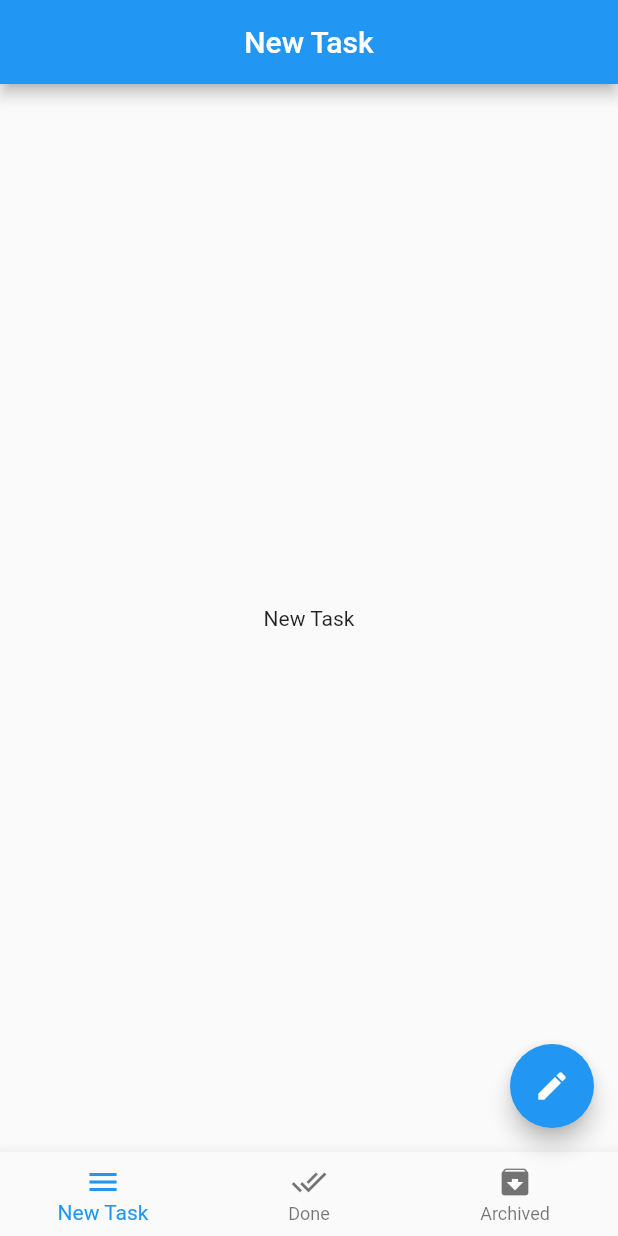
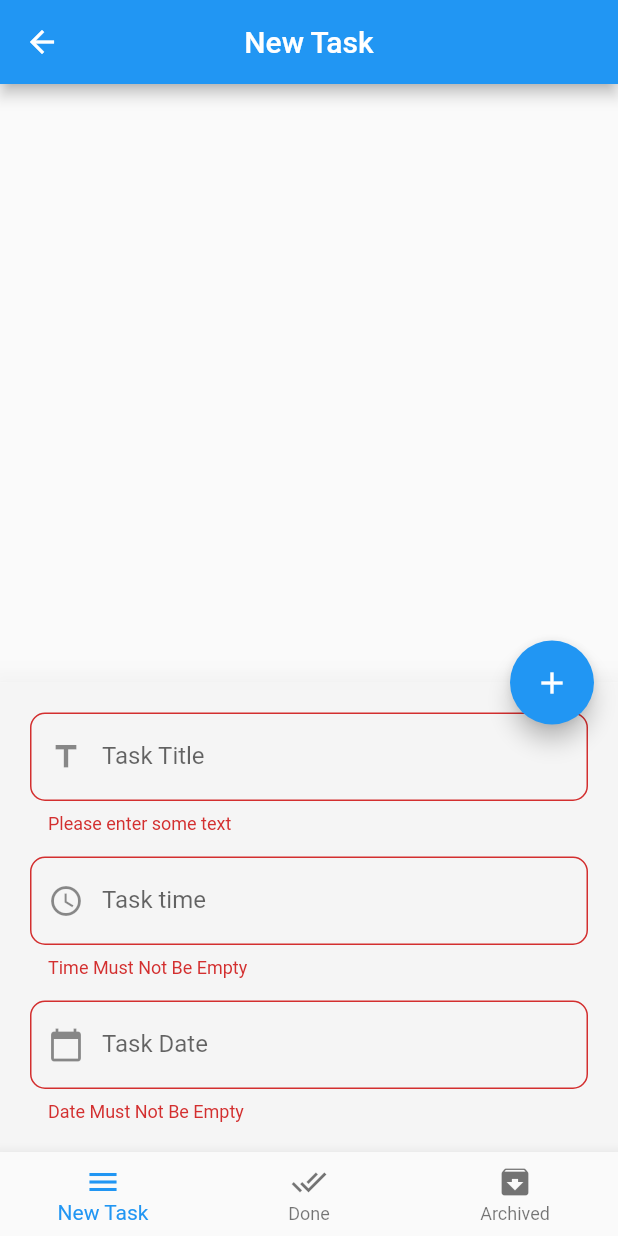
Before and after one commit to amrNaser99/Todo-App, a Flutter app: the screen it shows after launch, after a tap on the "edit" icon, after a tap on the "add" icon, on a phone screen of 412 x 824 dp. Run offline on Flutter 3.47's test engine with Material 2 defaults, Android fonts, the phone set to English and light mode, and no system bars; our stand-ins replace sqflite; accounts and stored records are empty.

Commit message:
Fix Date issue using intl package & get Data From Database & show Data in Separated ListView

```diff
--- a/lib/Module/new_task/new_task.dart
+++ b/lib/Module/new_task/new_task.dart
@@ -1,4 +1,5 @@
 import 'package:flutter/material.dart';
+import 'package:todo/shared/componends/contants.dart';
 
 class NewTaskScrean extends StatelessWidget {
   const NewTaskScrean({Key? key}) : super(key: key);
@@ -7,15 +8,53 @@ class NewTaskScrean extends StatelessWidget {
 
   @override
   Widget build(BuildContext context) {
-    return Center(
-      child: Column(
-        mainAxisAlignment: MainAxisAlignment.center,
-        children: [
-          Text(
-            'New Task'
+    return ListView.separated(
+        itemBuilder: (context,index) => Padding(
+          padding: const EdgeInsets.all(20.0),
+          child: Row(
+            children: [
+              CircleAvatar(
+                radius: 40.0,
+                child: Text(
+                    '04:00 PM'
+                ),
+              ),
+              SizedBox(
+                width: 20.0,
+              ),
+              Column(
+                mainAxisSize: MainAxisSize.min,
+                crossAxisAlignment: CrossAxisAlignment.start,
+                children: [
+                  Text(
+                    'Task Title',
+                    style: TextStyle(
+                        fontSize: 30.0,
+                        fontWeight: FontWeight.bold
+                    ),
+                  ),
+                  SizedBox(
+                    height: 5.0,
+                  ),
+                  Text(
+                    'Task Date',
+
+                  ),
+                ],
+              ),
+            ],
           ),
-        ],
-      ),
-    );
+        ),
+        separatorBuilder: (context,index) => Padding(
+          padding: const EdgeInsets.symmetric(
+              horizontal: 20.0,
+          ),
+          child: Container(
+            width: double.infinity,
+            height: 1.0,
+            color: Colors.grey[300],
+          ),
+        ),
+        itemCount: tasks!.length);
   }
 }
--- a/lib/layout/home_layout.dart
+++ b/lib/layout/home_layout.dart
@@ -5,6 +5,8 @@ import 'package:todo/Module/archieve/archieve.dart';
 import 'package:todo/Module/done/done_screan.dart';
 import 'package:todo/Module/new_task/new_task.dart';
 import 'package:todo/shared/componends/componends.dart';
+import 'package:todo/shared/componends/contants.dart';
+import 'package:intl/intl.dart';
 
 class HomeScrean extends StatefulWidget {
   const HomeScrean({Key? key}) : super(key: key);
@@ -17,17 +19,19 @@ class _HomeScreanState extends State<HomeScrean> {
   int currentIndex = 0;
   List<String> titles = ['New Task', 'Done Task', 'Archieve'];
   List<Widget> screans = [
-    NewTaskScrean(),
-    DoneScrean(),
-    ArchieveScrean(),
+    const NewTaskScrean(),
+    const DoneScrean(),
+    const ArchieveScrean(),
   ];
 
   late Database database;
-  var ScaffoldKey = GlobalKey<ScaffoldState>();
-  bool isBottonSheat = false;
+  late var scaffoldKey = GlobalKey<ScaffoldState>();
+  late var formKey = GlobalKey<FormState>();
+  bool isBottonSheatShow = false;
   IconData fabIcon = Icons.edit;
-  var titleController = TextEditingController();
-  var timeController = TextEditingController();
+  late var titleController = TextEditingController();
+  late var timeController = TextEditingController();
+  late var dateController = TextEditingController();
 
   @override
   void initState() {
@@ -36,10 +40,12 @@ class _HomeScreanState extends State<HomeScrean> {
     creatDatabase();
   }
 
+
+
   @override
   Widget build(BuildContext context) {
     return Scaffold(
-      key: ScaffoldKey,
+      key: scaffoldKey,
       appBar: AppBar(
         systemOverlayStyle: const SystemUiOverlayStyle(
           systemNavigationBarColor: Colors.transparent,
@@ -51,21 +57,31 @@ class _HomeScreanState extends State<HomeScrean> {
       ),
       floatingActionButton: FloatingActionButton(
         onPressed: () {
-          if (isBottonSheat) {
+          if (isBottonSheatShow)
+          {
+            if (formKey.currentState!.validate()) {
+
+              insertToDatabase(
+                title: titleController.text,
+                date: dateController.text,
+                time: timeController.text,
+              ).then((value) {
                 Navigator.pop(context);
+                isBottonSheatShow = false;
                 setState(() {
                   fabIcon = Icons.edit;
                 });
-            isBottonSheat = false;
+              });
+
+            }
           } else {
-            setState(() {
-              fabIcon = Icons.add;
-
-              ScaffoldKey.currentState?.showBottomSheet((context) => Container(
+            scaffoldKey.currentState?.showBottomSheet((context) => Container(
               color: Colors.grey[100],
-                    padding: EdgeInsets.all(
+              padding: const EdgeInsets.all(
                 20.0,
               ),
+              child: Form(
+                key: formKey,
                 child: Column(
                   mainAxisSize: MainAxisSize.min,
                   children: [
@@ -81,7 +97,7 @@ class _HomeScreanState extends State<HomeScrean> {
                       labelText: 'Task Title',
                       prefixIcon: Icons.title,
                     ),
-                        SizedBox(
+                    const SizedBox(
                       height: 15.0,
                     ),
                     defaultTextFormField(
@@ -99,19 +115,50 @@ class _HomeScreanState extends State<HomeScrean> {
                         showTimePicker(
                             context: context,
                             initialTime: TimeOfDay.now())
-                                .then((value)
-                                {
+                            .then((value) {
                           print(value?.format(context));
-                                  timeController.text =  value!.format(context).toString();
+                          timeController.text =
+                              value!.format(context).toString();
                           print(timeController.text);
+                        });
+                      },
+                    ),
+                    const SizedBox(
+                      height: 15.0,
+                    ),
+                    defaultTextFormField(
+                      controller: dateController,
+                      keyboardType: TextInputType.datetime,
+                      validate: (value) {
+                        if (value == null || value.isEmpty) {
+                          return 'Date Must Not Be Empty';
+                        }
+                      },
+                      labelText: 'Task Date',
+                      prefixIcon: Icons.calendar_today,
+                      onTap: () {
+                        showDatePicker(
+                          context: context,
+                          initialDate: DateTime.now(),
+                          firstDate: DateTime.now(),
+                          lastDate: DateTime.parse("2022-05-03"),
+                        ).then((value) {
+                          print(DateFormat.yMMMd().format(value!));
+                          dateController.text = DateFormat.yMMMd().format(value);
+                          print(dateController.text);
                         });
                       },
                     ),
                   ],
                 ),
-                  ));
+              ),
+            ),
+                elevation: 20.0);
+
+            setState(() {
+              fabIcon = Icons.add;
             });
-            isBottonSheat = true;
+            isBottonSheatShow = true;
           }
         },
         child: Icon(
@@ -164,22 +211,37 @@ class _HomeScreanState extends State<HomeScrean> {
         });
       },
       onOpen: (database) {
+        getDataFromDataBase(database).then((value)
+        {
+          tasks = value ;
+          print(tasks);
+        });
+
         print('database opened');
       },
     );
   }
 
-  void insertToDatabase() {
-    database.transaction((txn) async {
+  Future insertToDatabase(
+      {
+        required String title,
+        required String time,
+        required String date})
+  {
+    return database.transaction((txn) async {
       txn
           .rawInsert(
-              'INSERT INTO tasks(title, date, time, status) VALUES("first task","15/9","12:04","new")')
+              'INSERT INTO tasks(title, date, time, status) VALUES("$title","$time","$date","new")')
           .then((value) {
         print('$value is inserting successfully');
       }).catchError((error) {
         print('Error when Insert new raw Record ${error.toString()}');
       });
-      return null;
     });
   }
+
+  Future<List<Map>> getDataFromDataBase(database) async
+  {
+     return await database.rawQuery("SELECT * FROM tasks");
   }
+}
--- a/lib/shared/componends/contants.dart
+++ b/lib/shared/componends/contants.dart
@@ -0,0 +1 @@
+List<Map>? tasks =[];
--- a/pubspec.yaml
+++ b/pubspec.yaml
@@ -36,6 +36,7 @@ dependencies:
   # Use with the CupertinoIcons class for iOS style icons.
   cupertino_icons: ^1.0.2
   sqflite: ^2.0.1
+  intl: ^0.17.0
 
 
 dev_dependencies:
```
Also changed, not shown: lib/shared/componends/componends.dart (+37 -0 lines), pubspec.lock. Lines whose indentation alone changed are shown as unchanged.
